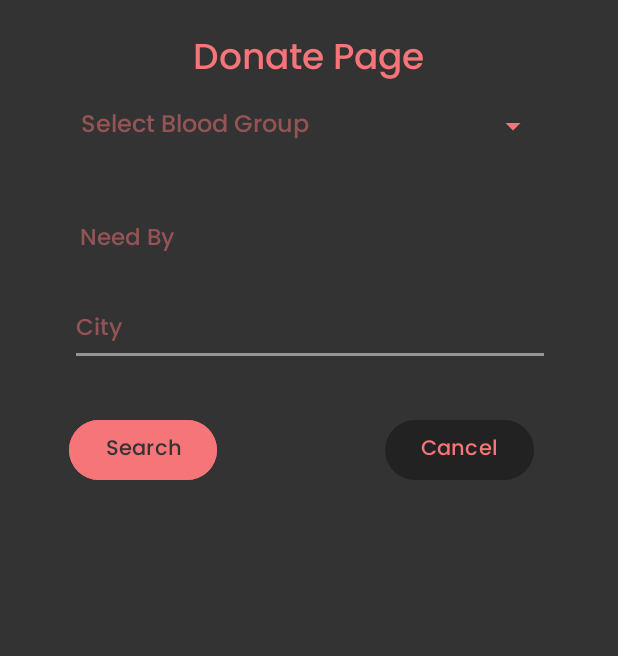
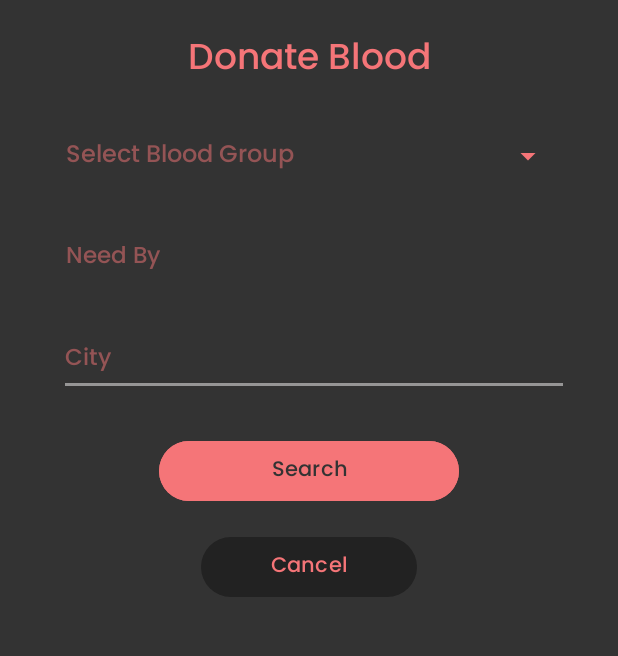
Before and after one commit to RenjithEc/bloodbank, an Android app: the DonateActivity screen opened directly, with no data from a screen before it, on a phone screen of 412 x 824 dp, the part 96-752 px from its top. Run offline under Robolectric (Android 15) with nearby library versions, the phone set to English and light mode, and no system bars; our stand-ins replace Firebase (no records; nobody signed in at launch, a user with empty details on screens opened directly).

Commit message:
UI changes in Receive and Donate Page

```diff
--- a/app/src/main/res/layout/activity_donate.xml
+++ b/app/src/main/res/layout/activity_donate.xml
@@ -13,45 +13,36 @@
         app:layout_constraintStart_toStartOf="parent"
         app:layout_constraintTop_toTopOf="parent" />
 
-    <LinearLayout
-        android:id="@+id/linearLayout"
-        android:layout_width="match_parent"
+    <TextView
+        android:id="@+id/donatePage"
+        android:layout_width="wrap_content"
         android:layout_height="wrap_content"
-        android:gravity="center"
-        android:orientation="vertical"
+        android:layout_marginTop="20dp"
+        android:text="@string/donatePage"
+        android:textColor="@color/redLight"
+        android:textSize="24sp"
         app:layout_constraintEnd_toEndOf="parent"
         app:layout_constraintStart_toStartOf="parent"
-        app:layout_constraintTop_toBottomOf="@id/toolbar">
-
-        <TextView
-            android:id="@+id/donatePage"
-            android:layout_width="wrap_content"
-            android:layout_height="wrap_content"
-            android:layout_marginTop="20dp"
-            android:text="@string/donatePage"
-            android:textColor="@color/redLight"
-            android:textSize="24sp" />
-    </LinearLayout>
-
+        app:layout_constraintTop_toBottomOf="@id/toolbar" />
 
     <Spinner
         android:id="@+id/blood_groupTextField"
-        android:layout_width="320dp"
+        android:layout_width="340dp"
         android:layout_height="48dp"
-        android:layout_marginBottom="28dp"
+        android:layout_marginHorizontal="20dp"
+        android:layout_marginTop="20dp"
         android:backgroundTint="@color/redLight"
         android:popupBackground="@color/actionBarColor"
-        app:layout_constraintBottom_toTopOf="@+id/needByDate"
         app:layout_constraintEnd_toEndOf="parent"
         app:layout_constraintStart_toStartOf="parent"
-        app:layout_constraintTop_toBottomOf="@+id/linearLayout"
-        app:layout_constraintVertical_bias="0.91" />
+        app:layout_constraintTop_toBottomOf="@+id/donatePage" />
 
     <TextView
         android:id="@+id/needByDate"
-        android:layout_width="320dp"
+        android:layout_width="340dp"
         android:layout_height="48dp"
-        android:layout_marginBottom="12dp"
+        android:layout_marginHorizontal="20dp"
+        android:layout_marginTop="20dp"
         android:backgroundTint="@color/halfWhite"
         android:clickable="true"
         android:focusable="true"
@@ -62,58 +53,71 @@
         android:textColor="@color/redLight50"
         android:textColorHint="@color/redLight50"
         android:textSize="15sp"
-        app:layout_constraintBottom_toTopOf="@+id/city"
         app:layout_constraintEnd_toEndOf="parent"
-        app:layout_constraintHorizontal_bias="0.494"
-        app:layout_constraintStart_toStartOf="parent" />
+        app:layout_constraintStart_toStartOf="parent"
+        app:layout_constraintTop_toBottomOf="@+id/blood_groupTextField" />
 
     <EditText
         android:id="@+id/city"
-        android:layout_width="320dp"
+        android:layout_width="340dp"
         android:layout_height="48dp"
-        android:layout_marginTop="12dp"
+        android:layout_marginHorizontal="20dp"
+        android:layout_marginStart="6dp"
+        android:layout_marginTop="20dp"
         android:backgroundTint="@color/halfWhite"
         android:hint="@string/city"
         android:textColor="@color/redLight"
         android:textColorHint="@color/redLight50"
         android:textSize="15sp"
         app:layout_constraintEnd_toEndOf="parent"
-        app:layout_constraintHorizontal_bias="0.505"
         app:layout_constraintStart_toStartOf="parent"
         app:layout_constraintTop_toBottomOf="@+id/needByDate" />
 
     <Button
         android:id="@+id/Search"
-        android:layout_width="wrap_content"
+        android:layout_width="200dp"
         android:layout_height="wrap_content"
-        android:layout_marginTop="32dp"
+        android:layout_marginTop="26dp"
         android:backgroundTint="@color/redLight"
         android:text="@string/searchBtn"
         android:textColor="@color/bgBlack"
         app:layout_constraintEnd_toEndOf="parent"
-        app:layout_constraintHorizontal_bias="0.146"
         app:layout_constraintStart_toStartOf="parent"
-        app:layout_constraintTop_toBottomOf="@id/city" />
+        app:layout_constraintTop_toBottomOf="@+id/city" />
 
-    <androidx.recyclerview.widget.RecyclerView
-        android:id="@+id/recyclerview"
-        android:layout_width="0dp"
+    <Button
+        android:id="@+id/cancel"
+        android:layout_width="144dp"
+        android:layout_height="wrap_content"
+        android:layout_marginTop="90dp"
+        android:text="@string/createPostBtnCancel"
+        app:layout_constraintEnd_toEndOf="parent"
+        app:layout_constraintStart_toStartOf="parent"
+        app:layout_constraintTop_toBottomOf="@+id/city" />
+
+    <ScrollView
+        android:id="@+id/scrollView"
+        android:layout_width="406dp"
         android:layout_height="0dp"
-        android:layout_marginTop="20dp"
-        android:padding="8dp"
+        android:scrollbarSize="5dp"
+        android:scrollbarThumbVertical="@drawable/scrollbar_thumb"
+        android:fadeScrollbars="false"
+        android:layout_marginVertical="20dp"
+        android:scrollbars="vertical"
         app:layout_constraintBottom_toBottomOf="parent"
         app:layout_constraintEnd_toEndOf="parent"
         app:layout_constraintStart_toStartOf="parent"
-        app:layout_constraintTop_toBottomOf="@id/Search" />
+        app:layout_constraintTop_toBottomOf="@+id/cancel">
 
-    <Button
-        android:id="@+id/cancel"
-        android:layout_width="wrap_content"
-        android:layout_height="wrap_content"
-        android:layout_marginTop="32dp"
-        android:layout_marginEnd="56dp"
-        android:text="Cancel"
-        app:layout_constraintEnd_toEndOf="parent"
-        app:layout_constraintTop_toBottomOf="@+id/city" />
+        <androidx.recyclerview.widget.RecyclerView
+            android:id="@+id/recyclerview"
+            android:layout_width="match_parent"
+            android:layout_height="wrap_content"
+            app:layout_constraintBottom_toBottomOf="parent"
+            app:layout_constraintEnd_toEndOf="parent"
+            app:layout_constraintStart_toStartOf="parent"
+            app:layout_constraintTop_toBottomOf="@id/cancel" />
+
+    </ScrollView>
 
 </androidx.constraintlayout.widget.ConstraintLayout>
--- a/app/src/main/res/layout/activity_receive.xml
+++ b/app/src/main/res/layout/activity_receive.xml
@@ -82,8 +82,8 @@
         android:id="@+id/scrollView"
         android:layout_width="406dp"
         android:layout_height="0dp"
-        android:scrollbarDefaultDelayBeforeFade="1300"
-        android:scrollbarFadeDuration="700"
+        android:layout_marginVertical="20dp"
+        android:fadeScrollbars="false"
         android:scrollbarSize="5dp"
         android:scrollbarThumbVertical="@drawable/scrollbar_thumb"
         android:scrollbars="vertical"
@@ -96,7 +96,6 @@
             android:id="@+id/usersRecyclerView"
             android:layout_width="match_parent"
             android:layout_height="wrap_content"
-            android:layout_marginTop="20dp"
             app:layout_constraintBottom_toBottomOf="parent"
             app:layout_constraintEnd_toEndOf="parent"
             app:layout_constraintStart_toStartOf="parent"
--- a/app/src/main/res/layout/toolbar_layout.xml
+++ b/app/src/main/res/layout/toolbar_layout.xml
@@ -2,6 +2,7 @@
 <androidx.appcompat.widget.Toolbar
     xmlns:android="http://schemas.android.com/apk/res/android"
     xmlns:app="http://schemas.android.com/apk/res-auto"
+    android:id="@+id/toolbar"
     android:layout_width="match_parent"
     android:layout_height="?attr/actionBarSize"
     android:background="@color/actionBarColor"
--- a/app/src/main/res/values/strings.xml
+++ b/app/src/main/res/values/strings.xml
@@ -63,14 +63,13 @@
     <string name="createPostBtnCancel">Cancel</string>
 
     <!--    Donate page-->
-    <string name="donatePage"> Donate Page </string>
-    <string name="bloodGroup"> Blood Group </string>
-    <string name="needByDate"> Need By </string>
-    <string name="city"> City </string>
-    <string name="priority"> Priority </string>
-    <string name="searchBtn"> Search </string>
-    <string name="donate"> Donate </string>
+    <string name="donatePage">Donate Blood</string>
+    <string name="bloodGroup">Blood Group</string>
+    <string name="needByDate">Need By</string>
+    <string name="city">City</string>
+    <string name="priority">Priority</string>
+    <string name="searchBtn">Search</string>
+    <string name="donate">Donate</string>
     <string name="search">Search</string>
-    <string name="button">Back</string>
 
 </resources>
```
